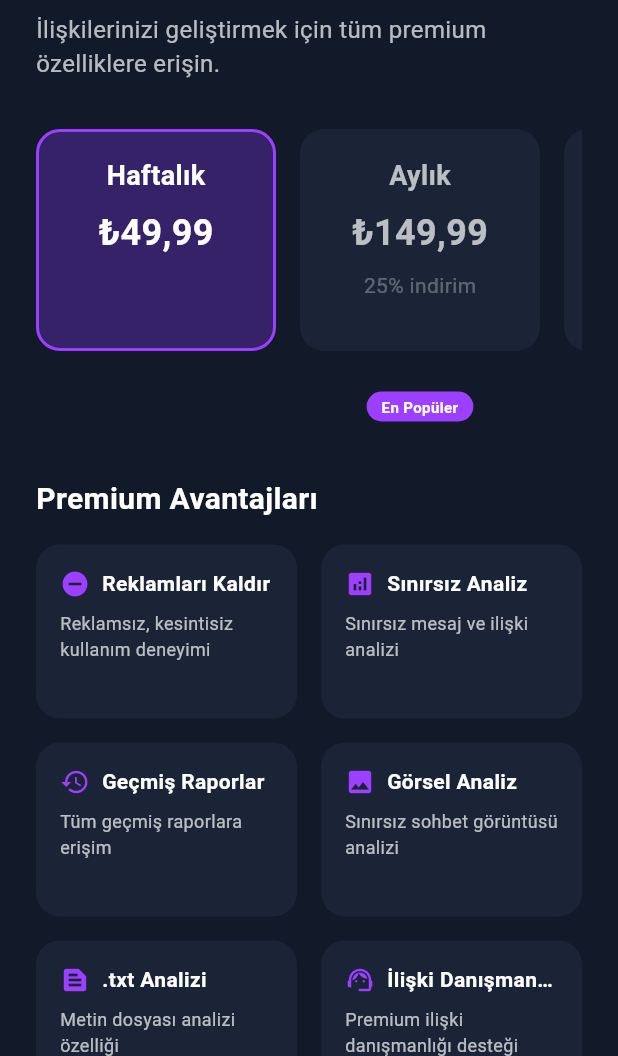
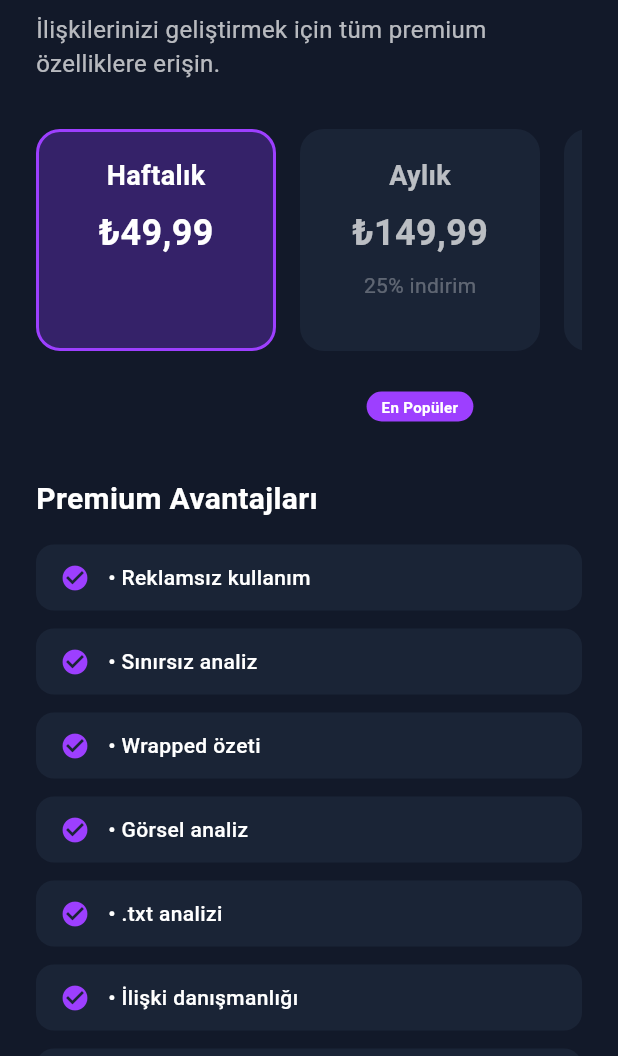
Before and after one commit to aligencturk/Flortya, a Flutter app: the PremiumView screen opened by its route, after a tap on "Haftalık", on a phone screen of 412 x 824 dp, the part 180-1236 px from its top. Run offline on Flutter 3.47's test engine with Material 3 defaults, Android fonts, the phone set to English and light mode, and no system bars; our stand-ins replace animated_background, cloud_firestore, device_info_plus, firebase_auth, firebase_core, firebase_messaging and 19 more; missing offline and left inert: file_selector, firebase_app_check, google_mlkit_text_recognition; accounts and stored records are empty; network calls fail; Roboto replaces fonts that are missing (Nunito).

Commit message:
Firebase Remote Config ile premium sayfası için dinamik içerik entegrasyonu yapıldı. Premium başlığı, açıklaması, özellikleri ve abonelik planları uzaktan yapılandırılabilir hale getirildi. Kullanıcı arayüzü, yükleme durumu ve varsayılan değerlerle güncellendi.

```diff
--- a/lib/views/premium_view.dart
+++ b/lib/views/premium_view.dart
@@ -1,8 +1,10 @@
 import 'package:flutter/material.dart';
 import 'package:provider/provider.dart' as provider;
 import 'package:go_router/go_router.dart';
+import 'dart:convert';
 import '../viewmodels/auth_viewmodel.dart';
 import '../services/premium_service.dart';
+import '../services/remote_config_service.dart';
 import '../utils/utils.dart';
 
 /// Premium abonelik sayfası
@@ -15,11 +17,27 @@ class PremiumView extends StatefulWidget {
 
 class _PremiumViewState extends State<PremiumView> {
   bool _isLoading = false;
+  bool _isContentLoading = true;
   int _selectedPlanIndex = 1; // Varsayılan olarak aylık plan
   final PremiumService _premiumService = PremiumService();
+  final RemoteConfigService _remoteConfigService = RemoteConfigService();
 
-  // Abonelik planları
-  final List<Map<String, dynamic>> _planlar = [
+  // Remote Config'ten gelecek dinamik içerik
+  String _premiumTitle = 'Flörtya Premium';
+  String _premiumDescription = 'İlişkilerinizi geliştirmek için tüm premium özelliklere erişin.';
+  List<String> _premiumFeatures = [
+    'Reklamsız kullanım',
+    'Sınırsız analiz',
+    'Wrapped özeti',
+    'Görsel analiz',
+    '.txt analizi',
+    'İlişki danışmanlığı',
+    'Alternatif öneriler',
+    'Yanıt senaryoları',
+  ];
+
+  // Abonelik planları - Remote Config'ten gelecek
+  List<Map<String, dynamic>> _planlar = [
     {
       'title': 'Haftalık',
       'price': '₺49,99',
@@ -43,49 +61,81 @@ class _PremiumViewState extends State<PremiumView> {
     },
   ];
 
-  // Premium avantajları
-  final List<Map<String, dynamic>> _avantajlar = [
-    {
-      'icon': Icons.remove_circle,
-      'title': 'Reklamları Kaldır',
-      'description': 'Reklamsız, kesintisiz kullanım deneyimi',
-    },
-    {
-      'icon': Icons.analytics,
-      'title': 'Sınırsız Analiz',
-      'description': 'Sınırsız mesaj ve ilişki analizi',
-    },
-    {
-      'icon': Icons.history,
-      'title': 'Geçmiş Raporlar',
-      'description': 'Tüm geçmiş raporlara erişim',
-    },
-    {
-      'icon': Icons.image,
-      'title': 'Görsel Analiz',
-      'description': 'Sınırsız sohbet görüntüsü analizi',
-    },
-    {
-      'icon': Icons.text_snippet,
-      'title': '.txt Analizi',
-      'description': 'Metin dosyası analizi özelliği',
-    },
-    {
-      'icon': Icons.support_agent,
-      'title': 'İlişki Danışmanlığı',
-      'description': 'Premium ilişki danışmanlığı desteği',
-    },
-    {
-      'icon': Icons.lightbulb,
-      'title': 'Alternatif Öneriler',
-      'description': 'Sınırsız alternatif mesaj önerileri',
-    },
-    {
-      'icon': Icons.psychology,
-      'title': 'Yanıt Senaryoları',
-      'description': 'Olumlu ve olumsuz yanıt tahminleri',
-    },
-  ];
+  @override
+  void initState() {
+    super.initState();
+    _loadPremiumContent();
+  }
+
+  /// Remote Config'ten premium içeriğini çeker
+  Future<void> _loadPremiumContent() async {
+    try {
+      setState(() {
+        _isContentLoading = true;
+      });
+
+      // Remote Config'ten verileri çek
+      await _remoteConfigService.baslat();
+
+      // Premium başlığını çek
+      try {
+        _premiumTitle = await _remoteConfigService.parametreAl('premium_title');
+      } catch (e) {
+        // Varsayılan değer kullanılacak
+        debugPrint('Premium title yüklenemedi, varsayılan değer kullanılıyor: $e');
+      }
+
+      // Premium açıklamasını çek
+      try {
+        _premiumDescription = await _remoteConfigService.parametreAl('premium_description');
+      } catch (e) {
+        // Varsayılan değer kullanılacak
+        debugPrint('Premium description yüklenemedi, varsayılan değer kullanılıyor: $e');
+      }
+
+      // Premium özelliklerini çek
+      try {
+        final featuresJson = await _remoteConfigService.parametreAl('premium_features');
+        if (featuresJson.isNotEmpty) {
+          final List<dynamic> featuresData = jsonDecode(featuresJson);
+          _premiumFeatures = featuresData.cast<String>();
+        }
+      } catch (e) {
+        // Varsayılan değerler kullanılacak
+        debugPrint('Premium features yüklenemedi, varsayılan değerler kullanılıyor: $e');
+      }
+
+      // Premium planlarını çek
+      try {
+        final plansJson = await _remoteConfigService.parametreAl('premium_plans');
+        if (plansJson.isNotEmpty) {
+          final List<dynamic> plansData = jsonDecode(plansJson);
+          _planlar = plansData.cast<Map<String, dynamic>>();
+
+          // En popüler planı bulup selected index olarak ayarla
+          for (int i = 0; i < _planlar.length; i++) {
+            if (_planlar[i]['mostPopular'] == true) {
+              _selectedPlanIndex = i;
+              break;
+            }
+          }
+        }
+      } catch (e) {
+        // Varsayılan planlar kullanılacak
+        debugPrint('Premium plans yüklenemedi, varsayılan planlar kullanılıyor: $e');
+      }
+
+    } catch (e) {
+      debugPrint('Premium içerik yükleme hatası: $e');
+      // Varsayılan değerler kullanılacak
+    } finally {
+      if (mounted) {
+        setState(() {
+          _isContentLoading = false;
+        });
+      }
+    }
+  }
 
   @override
   Widget build(BuildContext context) {
@@ -169,23 +219,25 @@ class _PremiumViewState extends State<PremiumView> {
   }
 
   Widget _buildSubscriptionView(BuildContext context) {
-    return SingleChildScrollView(
+    return _isContentLoading
+        ? _buildLoadingView()
+        : SingleChildScrollView(
             padding: const EdgeInsets.all(24),
             child: Column(
               crossAxisAlignment: CrossAxisAlignment.start,
               children: [
-          const Text(
-            'Flörtya Premium',
-            style: TextStyle(
+                Text(
+                  _premiumTitle,
+                  style: const TextStyle(
                     color: Colors.white,
                     fontSize: 28,
                     fontWeight: FontWeight.bold,
                   ),
                 ),
                 const SizedBox(height: 8),
-          const Text(
-            'İlişkilerinizi geliştirmek için tüm premium özelliklere erişin.',
-            style: TextStyle(
+                Text(
+                  _premiumDescription,
+                  style: const TextStyle(
                     color: Colors.white70,
                     fontSize: 16,
                   ),
@@ -219,6 +271,27 @@ class _PremiumViewState extends State<PremiumView> {
 
                 // Gizlilik ve kullanım şartları
                 _buildTermsAndPrivacyLinks(),
+              ],
+            ),
+          );
+  }
+
+  Widget _buildLoadingView() {
+    return const Center(
+      child: Column(
+        mainAxisAlignment: MainAxisAlignment.center,
+        children: [
+          CircularProgressIndicator(
+            color: Color(0xFF9D3FFF),
+          ),
+          SizedBox(height: 16),
+          Text(
+            'Premium özellikleri yükleniyor...',
+            style: TextStyle(
+              color: Colors.white70,
+              fontSize: 16,
+            ),
+          ),
         ],
       ),
     );
@@ -326,65 +399,38 @@ class _PremiumViewState extends State<PremiumView> {
   }
 
   Widget _buildPremiumAdvantages() {
-    return GridView.builder(
-      shrinkWrap: true,
-      physics: const NeverScrollableScrollPhysics(),
-      gridDelegate: const SliverGridDelegateWithFixedCrossAxisCount(
-        crossAxisCount: 2,
-        childAspectRatio: 1.5,
-        crossAxisSpacing: 16,
-        mainAxisSpacing: 16,
-      ),
-      itemCount: _avantajlar.length,
-      itemBuilder: (context, index) {
-        final avantaj = _avantajlar[index];
-
+    return Column(
+      children: _premiumFeatures.map((feature) {
         return Container(
+          width: double.infinity,
+          margin: const EdgeInsets.only(bottom: 12),
+          padding: const EdgeInsets.symmetric(horizontal: 16, vertical: 12),
           decoration: BoxDecoration(
             color: const Color(0xFF1A2436),
-            borderRadius: BorderRadius.circular(16),
+            borderRadius: BorderRadius.circular(12),
           ),
-          padding: const EdgeInsets.all(16),
-          child: Column(
-            crossAxisAlignment: CrossAxisAlignment.start,
+          child: Row(
             children: [
-              Row(
-                children: [
-                  Icon(
-                    avantaj['icon'],
-                    color: const Color(0xFF9D3FFF),
+              const Icon(
+                Icons.check_circle,
+                color: Color(0xFF9D3FFF),
                 size: 20,
               ),
-                  const SizedBox(width: 8),
+              const SizedBox(width: 12),
               Expanded(
                 child: Text(
-                      avantaj['title'],
+                  '• $feature',
                   style: const TextStyle(
                     color: Colors.white,
                     fontSize: 14,
-                        fontWeight: FontWeight.bold,
+                    fontWeight: FontWeight.w500,
                   ),
-                      overflow: TextOverflow.ellipsis,
-                    ),
-                  ),
-                ],
-              ),
-              const SizedBox(height: 8),
-              Expanded(
-                child: Text(
-                  avantaj['description'],
-                  style: const TextStyle(
-                    color: Colors.white70,
-                    fontSize: 12,
-                  ),
-                  maxLines: 2,
-                  overflow: TextOverflow.ellipsis,
                 ),
               ),
             ],
           ),
         );
-      },
+      }).toList(),
     );
   }
 
```
Also changed, not shown: 1 other file. Lines whose indentation alone changed are shown as unchanged.
